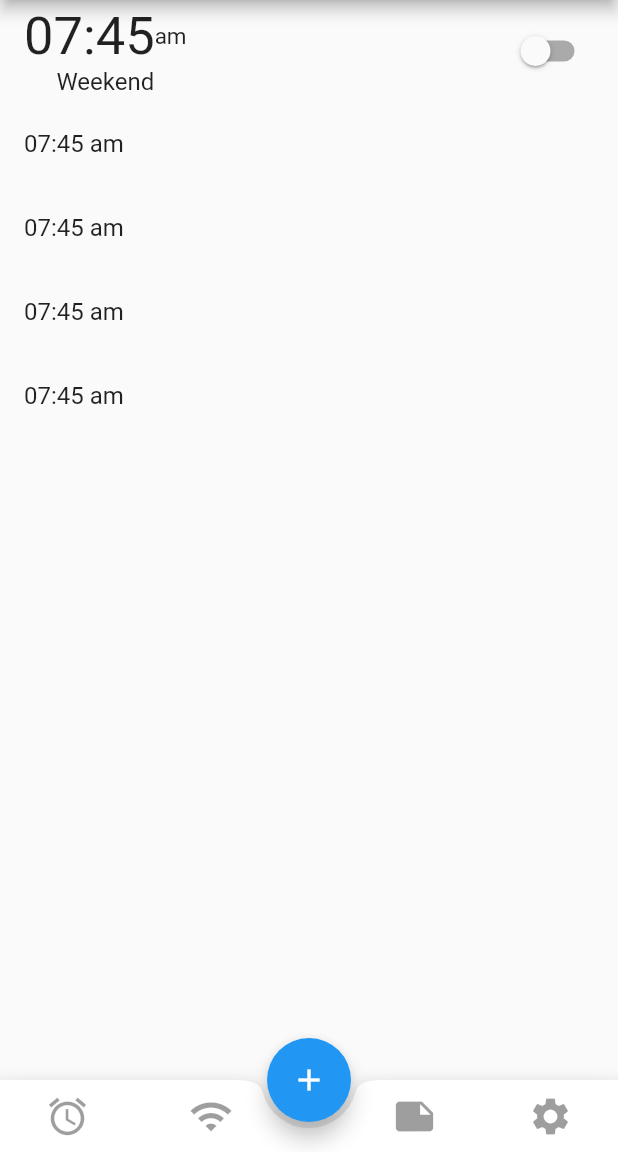
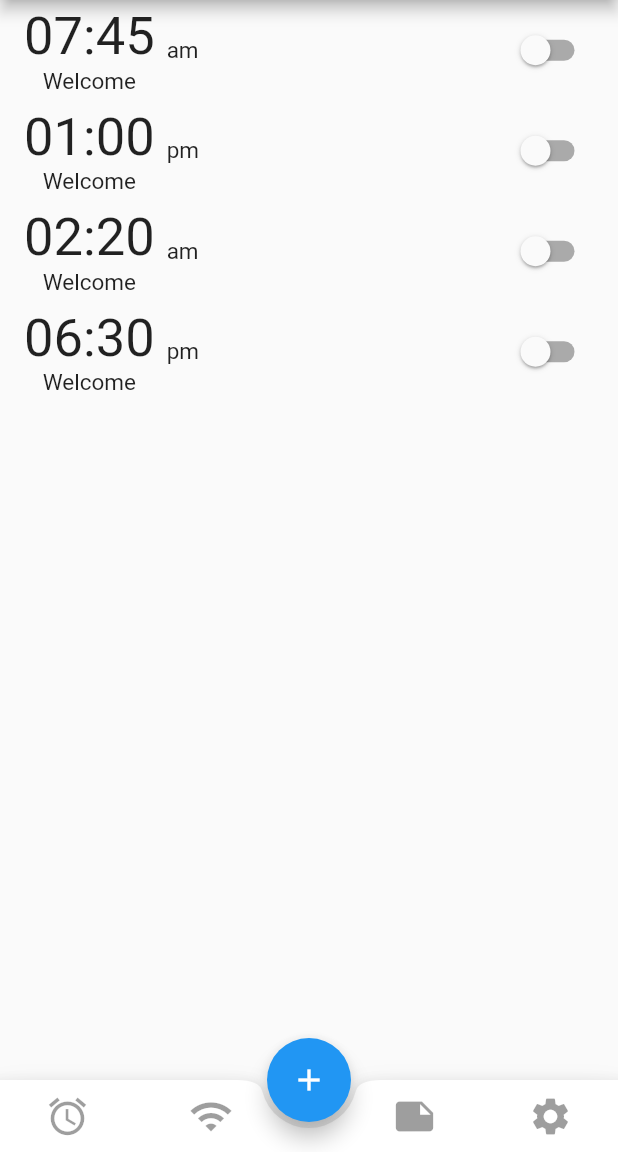
Before and after one commit to TaimoorSaeed/flutter_alarm_clock_app, a Flutter app: the screen it shows after launch, on a phone screen of 412 x 824 dp, the part 84-1236 px from its top. Run offline on Flutter 3.47's test engine with Material 2 defaults, Android fonts, the phone set to English and light mode, and no system bars.

Commit message:
Added text and toggle

```diff
--- a/lib/clock_alarm.dart
+++ b/lib/clock_alarm.dart
@@ -30,17 +30,34 @@ class ClockApp extends StatelessWidget {
                   Column(
                     children: <Widget>[
                     Row(
-
                       children: <Widget>[
-                        Text('07:45', style: TextStyle(
-                            fontSize:35,
+                        Column(
+                          children: <Widget>[
+                              Text('07:45', style: TextStyle(
+                            fontSize:35
                         ),),
-                        Text('am', style: TextStyle(
-                            fontSize:15
-                        ),),
+                              Text('Welcome', style: TextStyle(
+                                  fontSize:15),
+                            ),
+                          ],
+                        ),
+                        Column(
+                          children: <Widget>[
+                            Padding(
+                              padding: EdgeInsets.all(8),
+                              child: Text('am', style: TextStyle(
+                                fontSize: 15
+                              ),),
+                            )
+//                            Text('am', style: TextStyle(
+//                            fontSize:15
+//                        ),),
+                          ],
+                        )
                       ],
                     ),
-                      Text('Weekend'),
+
+//                      Text('Weekend'),
                     ],
                   ),
                   Switch(
@@ -51,17 +68,137 @@ class ClockApp extends StatelessWidget {
                     ),
             ])),
             ListTile(
-              title: Text('07:45 am'),
-            ),
+                title: Row(
+                    mainAxisAlignment: MainAxisAlignment.spaceBetween,
+                    children: <Widget>[
+                      Column(
+                        children: <Widget>[
+                          Row(
+                            children: <Widget>[
+                              Column(
+                                children: <Widget>[
+                                  Text('01:00', style: TextStyle(
+                                      fontSize:35
+                                  ),),
+                                  Text('Welcome', style: TextStyle(
+                                      fontSize:15),
+                                  ),
+                                ],
+                              ),
+                              Column(
+                                children: <Widget>[
+                                  Padding(
+                                    padding: EdgeInsets.all(8),
+                                    child: Text('pm', style: TextStyle(
+                                        fontSize: 15
+                                    ),),
+                                  )
+//                            Text('am', style: TextStyle(
+//                            fontSize:15
+//                        ),),
+                                ],
+                              )
+                            ],
+                          ),
+
+//                      Text('Weekend'),
+                        ],
+                      ),
+                      Switch(
+                          value: isSwitched,
+                          onChanged : (value) {
+                            isSwitched = value;
+                          }
+                      ),
+                    ])),
             ListTile(
-              title: Text('07:45 am'),
-            ),
+                title: Row(
+                    mainAxisAlignment: MainAxisAlignment.spaceBetween,
+                    children: <Widget>[
+                      Column(
+                        children: <Widget>[
+                          Row(
+                            children: <Widget>[
+                              Column(
+                                children: <Widget>[
+                                  Text('02:20', style: TextStyle(
+                                      fontSize:35
+                                  ),),
+                                  Text('Welcome', style: TextStyle(
+                                      fontSize:15),
+                                  ),
+                                ],
+                              ),
+                              Column(
+                                children: <Widget>[
+                                  Padding(
+                                    padding: EdgeInsets.all(8),
+                                    child: Text('am', style: TextStyle(
+                                        fontSize: 15
+                                    ),),
+                                  )
+//                            Text('am', style: TextStyle(
+//                            fontSize:15
+//                        ),),
+                                ],
+                              )
+                            ],
+                          ),
+
+//                      Text('Weekend'),
+                        ],
+                      ),
+                      Switch(
+                          value: isSwitched,
+                          onChanged : (value) {
+                            isSwitched = value;
+                          }
+                      ),
+                    ])),
             ListTile(
-              title: Text('07:45 am'),
-            ),
-            ListTile(
-              title: Text('07:45 am'),
-            ),
+                title: Row(
+                    mainAxisAlignment: MainAxisAlignment.spaceBetween,
+                    children: <Widget>[
+                      Column(
+                        children: <Widget>[
+                          Row(
+                            children: <Widget>[
+                              Column(
+                                children: <Widget>[
+                                  Text('06:30', style: TextStyle(
+                                      fontSize:35
+                                  ),),
+                                  Text('Welcome', style: TextStyle(
+                                      fontSize:15),
+                                  ),
+                                ],
+                              ),
+                              Column(
+                                children: <Widget>[
+                                  Padding(
+                                    padding: EdgeInsets.all(8),
+                                    child: Text('pm', style: TextStyle(
+                                        fontSize: 15
+                                    ),),
+                                  )
+//                            Text('am', style: TextStyle(
+//                            fontSize:15
+//                        ),),
+                                ],
+                              )
+                            ],
+                          ),
+
+//                      Text('Weekend'),
+                        ],
+                      ),
+                      Switch(
+                          value: isSwitched,
+                          onChanged : (value) {
+                            isSwitched = value;
+                          }
+                      ),
+                    ])),
           ],
         ),
         floatingActionButtonLocation: FloatingActionButtonLocation.centerDocked,
```
Also changed, not shown: lib/alarm_list.dart (added, +14 -0 lines).
